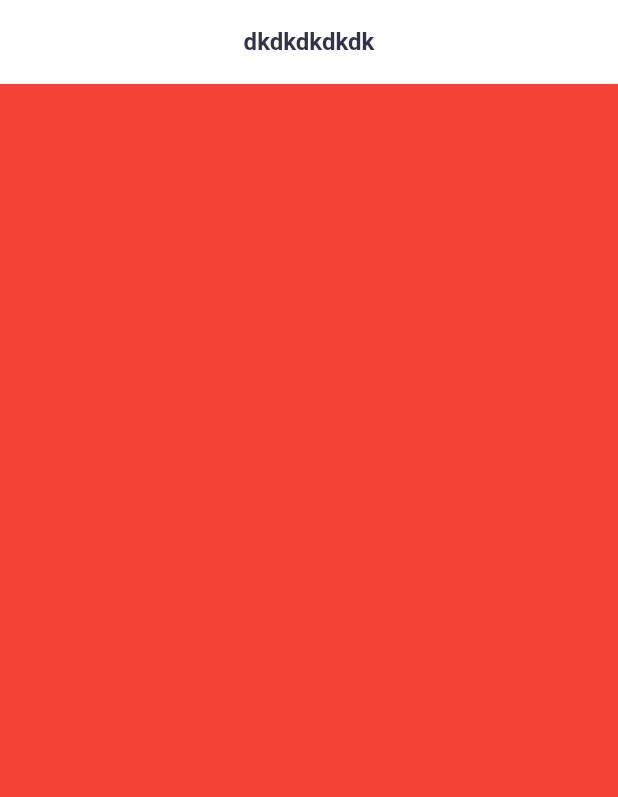
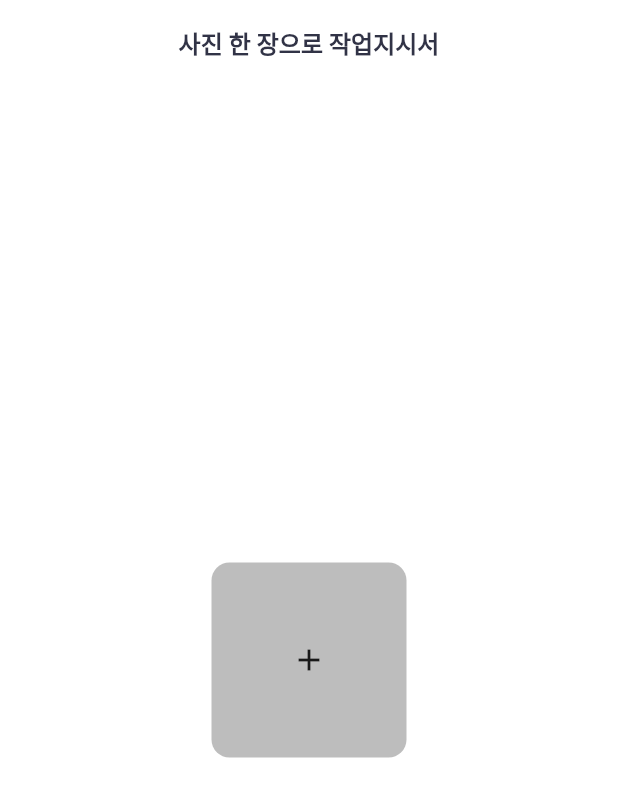
Before and after one commit to seongukHEO/tech_pack, a Flutter app: the screen it shows after launch, on a phone screen of 412 x 824 dp. Shown: the top 797 px of the screen. Run offline on Flutter 3.47's test engine with Material 3 defaults, Android fonts, the phone set to English and light mode, and no system bars; our stand-ins replace go_router, smooth_page_indicator; Roboto replaces fonts that are missing (Pretendard).

Commit message:
feat : 홈 화면 추가

```diff
--- a/lib/ui/home_screen.dart
+++ b/lib/ui/home_screen.dart
@@ -8,9 +8,21 @@ class HomeScreen extends StatelessWidget {
   Widget build(BuildContext context) {
     return Scaffold(
       appBar: AppBar(
-        title: Text('dkdkdkdkdk'),
+        title: Text('사진 한 장으로 작업지시서'),
       ),
-      body: Container(color: Colors.red,),
+      body: Center(
+        child: Container(
+          height: 130,
+          width: 130,
+          decoration: BoxDecoration(
+              borderRadius: BorderRadius.circular(12),
+              color: Colors.grey.shade400
+          ),
+          child: Center(
+            child: Icon(Icons.add),
+          ),
+        ),
+      )
     );
   }
 }
```
